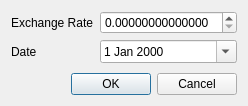
This is src/views/ui_files/set_exchange_rate_dialog.ui in JakubFranek/Kapytal as Qt 5 draws it before an edit. The edited form follows.
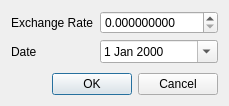
This is the edited form.

The edit to the form file:
```diff
--- a/src/views/ui_files/set_exchange_rate_dialog.ui
+++ b/src/views/ui_files/set_exchange_rate_dialog.ui
@@ -39,7 +39,7 @@
      <item row="0" column="1">
       <widget class="QDoubleSpinBox" name="exchangeRateDoubleSpinBox">
        <property name="decimals">
-        <number>14</number>
+        <number>9</number>
        </property>
       </widget>
      </item>
```
